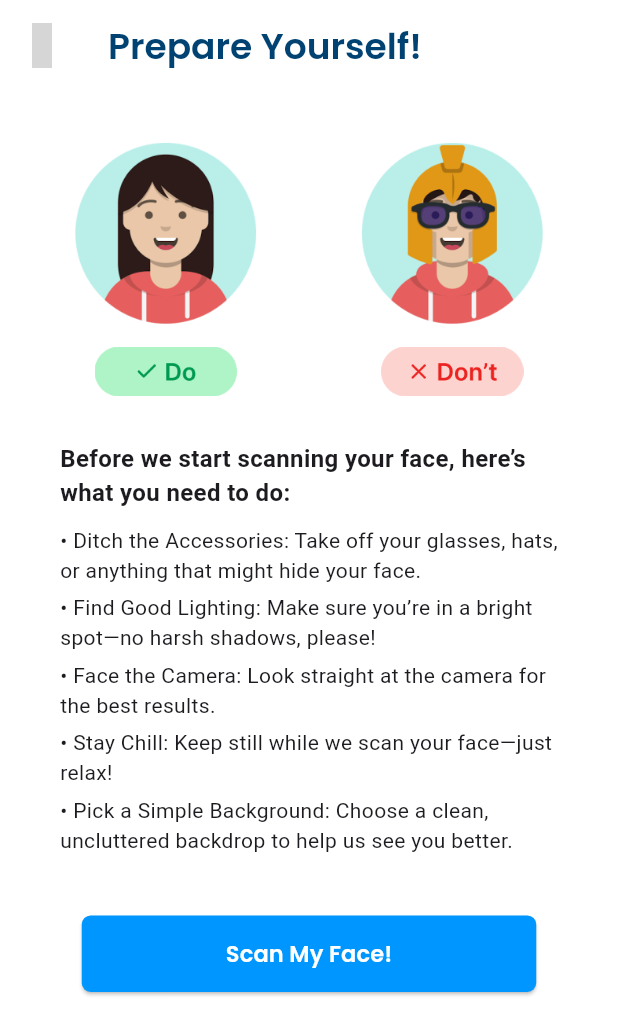
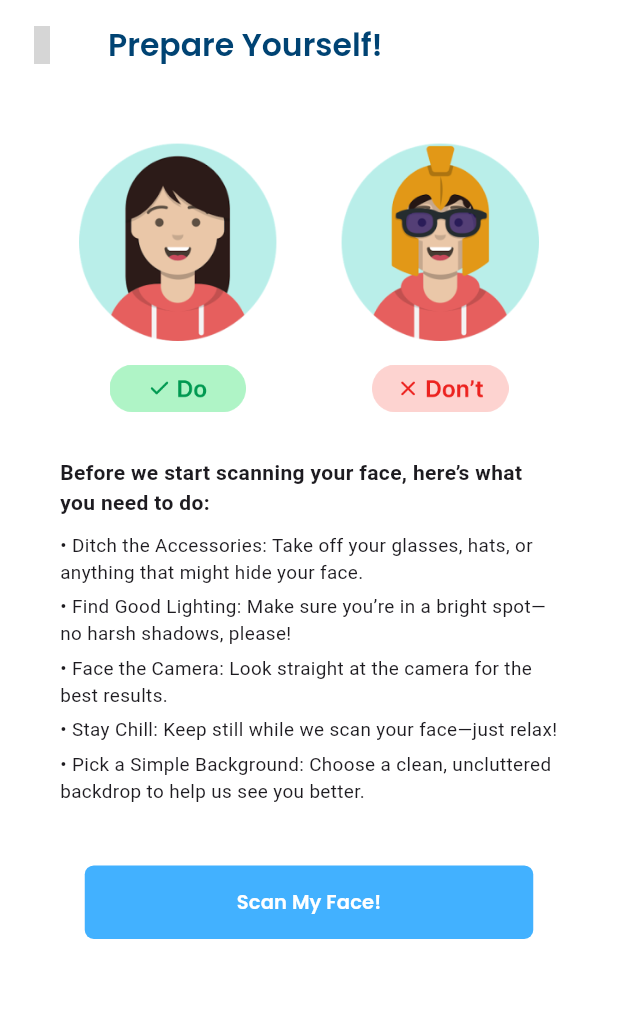
Before and after one commit to daffayudisaa/moodify_mobile, a Flutter app: the ScanPage screen opened by its route, after a tap on an icon or button, on a phone screen of 412 x 824 dp. Shown: the top 1035 px of the screen. Run offline on Flutter 3.47's test engine with Material 3 defaults, Android fonts, the phone set to English and light mode, and no system bars; our stand-ins replace bloc, camera, equatable, flutter_bloc, hugeicons, pie_chart; grey boxes are pictures that could not be loaded.

Commit message:
fix: responsive for scan family page

```diff
--- a/lib/pages/displaypicture_page.dart
+++ b/lib/pages/displaypicture_page.dart
@@ -76,22 +76,34 @@ class _DisplayPictureScreenState extends State<DisplayPictureScreen> {
 
   @override
   Widget build(BuildContext context) {
+    double screenWidth = MediaQuery.of(context).size.width;
+
+    double multiplier = screenWidth < 600
+        ? 1.0
+        : screenWidth < 1200
+            ? 1.2
+            : 1.0;
+
+    double titleFontSize = 14 * multiplier;
+    double imageSize = 30 * multiplier;
     return Scaffold(
       backgroundColor: Colors.white,
       appBar: AppBar(
-        title: const Text(
+        title: Text(
           'Display the Picture',
           style: TextStyle(
-            color: Color(0xFF004373),
-            fontWeight: FontWeight.bold,
+            fontFamily: 'Poppins',
+            fontSize: titleFontSize * 1.5,
+            color: const Color(0xFF004373),
+            fontWeight: FontWeight.w600,
           ),
         ),
         backgroundColor: Colors.white,
         leading: IconButton(
-          icon: const HugeIcon(
+          icon: HugeIcon(
             icon: HugeIcons.strokeRoundedArrowLeft02,
-            color: Color(0xFF004373),
-            size: 30,
+            color: const Color(0xFF004373),
+            size: titleFontSize * 1.8,
           ),
           onPressed: () {
             Navigator.of(context).pop();
@@ -103,6 +115,7 @@ class _DisplayPictureScreenState extends State<DisplayPictureScreen> {
         children: [
           Center(
             child: Image.file(
+              height: imageSize * 19,
               File(widget.imagePath),
               fit: BoxFit.contain,
             ),
@@ -112,12 +125,12 @@ class _DisplayPictureScreenState extends State<DisplayPictureScreen> {
           if (!_isLoading)
             TextButton(
               onPressed: _uploadImage,
-              child: const Text(
+              child: Text(
                 'Kirim',
                 style: TextStyle(
                   color: Colors.white,
                   fontWeight: FontWeight.bold,
-                  fontSize: 16,
+                  fontSize: titleFontSize * 1.2,
                 ),
               ),
               style: TextButton.styleFrom(
--- a/lib/pages/preparescan_page.dart
+++ b/lib/pages/preparescan_page.dart
@@ -1,29 +1,40 @@
 import 'package:flutter/material.dart';
 import 'package:hugeicons/hugeicons.dart';
+import 'package:moodify_mobile/widgets/buttons/button.dart';
 
 class PreparescanPage extends StatelessWidget {
   const PreparescanPage({super.key});
 
   @override
   Widget build(BuildContext context) {
+    double screenWidth = MediaQuery.of(context).size.width;
+
+    double multiplier = screenWidth < 600
+        ? 1.0
+        : screenWidth < 1200
+            ? 1.7
+            : 1.5;
+
+    double titleFontSize = 14 * multiplier;
+    double imageSize = 130 * multiplier;
     return Scaffold(
       backgroundColor: Colors.white,
       appBar: AppBar(
         toolbarHeight: 60,
         backgroundColor: Colors.white,
-        title: const Text(
+        title: Text(
           'Prepare Yourself!',
           style: TextStyle(
               fontFamily: 'Poppins',
-              fontSize: 24,
+              fontSize: titleFontSize * 1.5,
               fontWeight: FontWeight.w600,
-              color: Color(0xFF004373)),
+              color: const Color(0xFF004373)),
         ),
         leading: IconButton(
-          icon: const HugeIcon(
+          icon: HugeIcon(
             icon: HugeIcons.strokeRoundedArrowLeft02,
-            color: Color(0xFF004373),
-            size: 30,
+            color: const Color(0xFF004373),
+            size: titleFontSize * 1.8,
           ),
           onPressed: () {
             Navigator.of(context).pop();
@@ -37,32 +48,32 @@ class PreparescanPage extends StatelessWidget {
           children: [
             Container(
               padding: const EdgeInsets.symmetric(horizontal: 15, vertical: 30),
-              child: const Row(
-                mainAxisAlignment: MainAxisAlignment.spaceAround,
+              child: Row(
+                mainAxisAlignment: MainAxisAlignment.spaceEvenly,
                 children: [
                   Column(
                     children: [
                       Image(
-                        image: AssetImage('assets/images/AvatarDo.png'),
-                        width: 131,
+                        image: const AssetImage('assets/images/AvatarDo.png'),
+                        width: imageSize * 1.1,
                       ),
-                      SizedBox(height: 10),
+                      const SizedBox(height: 10),
                       Image(
-                        image: AssetImage('assets/icons/Do.png'),
-                        width: 95,
+                        image: const AssetImage('assets/icons/Do.png'),
+                        width: imageSize * 0.7,
                       ),
                     ],
                   ),
                   Column(
                     children: [
                       Image(
-                        image: AssetImage('assets/images/AvatarDont.png'),
-                        width: 131,
+                        image: const AssetImage('assets/images/AvatarDont.png'),
+                        width: imageSize * 1.1,
                       ),
-                      SizedBox(height: 10),
+                      const SizedBox(height: 10),
                       Image(
-                          image: AssetImage('assets/icons/Dont.png'),
-                          width: 95),
+                          image: const AssetImage('assets/icons/Dont.png'),
+                          width: imageSize * 0.7),
                     ],
                   )
                 ],
@@ -70,66 +81,57 @@ class PreparescanPage extends StatelessWidget {
             ),
             Container(
               padding: const EdgeInsets.symmetric(horizontal: 40),
-              child: const Column(
+              child: Column(
                 crossAxisAlignment: CrossAxisAlignment.start,
                 children: [
                   Text(
                     'Before we start scanning your face, here’s what you need to do:',
-                    style: TextStyle(fontSize: 16, fontWeight: FontWeight.bold),
+                    style: TextStyle(
+                        fontSize: titleFontSize * 1,
+                        fontWeight: FontWeight.bold),
                   ),
-                  SizedBox(height: 10), // Spasi antar teks
+                  const SizedBox(height: 10), // Spasi antar teks
                   Text(
                     '• Ditch the Accessories: Take off your glasses, hats, or anything that might hide your face.',
-                    style: TextStyle(fontSize: 14),
+                    style: TextStyle(fontSize: titleFontSize * 0.9),
                   ),
-                  SizedBox(height: 5), // Spasi antar poin
+                  const SizedBox(height: 5), // Spasi antar poin
                   Text(
                     '• Find Good Lighting: Make sure you’re in a bright spot—no harsh shadows, please!',
-                    style: TextStyle(fontSize: 14),
+                    style: TextStyle(fontSize: titleFontSize * 0.9),
                   ),
-                  SizedBox(height: 5),
+                  const SizedBox(height: 5),
                   Text(
                     '• Face the Camera: Look straight at the camera for the best results.',
-                    style: TextStyle(fontSize: 14),
+                    style: TextStyle(fontSize: titleFontSize * 0.9),
                   ),
-                  SizedBox(height: 5),
+                  const SizedBox(height: 5),
                   Text(
                     '• Stay Chill: Keep still while we scan your face—just relax!',
-                    style: TextStyle(fontSize: 14),
+                    style: TextStyle(fontSize: titleFontSize * 0.9),
                   ),
-                  SizedBox(height: 5),
+                  const SizedBox(height: 5),
                   Text(
                     '• Pick a Simple Background: Choose a clean, uncluttered backdrop to help us see you better.',
-                    style: TextStyle(fontSize: 14),
+                    style: TextStyle(fontSize: titleFontSize * 0.9),
                   ),
                 ],
               ),
             ),
             const SizedBox(height: 40),
-            ElevatedButton(
-              onPressed: () {
-                Navigator.of(context).pop();
-                Navigator.pushNamedAndRemoveUntil(
-                    context, '/scan', (Route<dynamic> route) => false);
-              },
-              style: ElevatedButton.styleFrom(
-                backgroundColor: const Color(0xFF0096FF),
-                shape: RoundedRectangleBorder(
-                  borderRadius: BorderRadius.circular(6),
-                ),
-                padding:
-                    const EdgeInsets.symmetric(horizontal: 96, vertical: 15),
+            Container(
+              width: imageSize * 2.3,
+              child: const Row(
+                children: [
+                  Expanded(
+                    child: FillButtonRoute(
+                        route: '/scan',
+                        color: Color(0xFF42B1FF),
+                        text: 'Scan My Face!'),
+                  ),
+                ],
               ),
-              child: const Text(
-                "Scan My Face!",
-                style: TextStyle(
-                  color: Colors.white,
-                  fontSize: 15,
-                  fontWeight: FontWeight.w600,
-                  fontFamily: 'Poppins',
-                ),
-              ),
-            ),
+            )
           ],
         ),
       ),
--- a/lib/pages/scan_page.dart
+++ b/lib/pages/scan_page.dart
@@ -100,6 +100,15 @@ class ScanPageState extends State<ScanPage> {
   }
 
   Widget _buildCameraPreview() {
+    double screenWidth = MediaQuery.of(context).size.width;
+
+    double multiplier = screenWidth < 600
+        ? 1.0
+        : screenWidth < 1200
+            ? 1.7
+            : 1.5;
+
+    double previewSize = 320 * multiplier;
     return FutureBuilder<void>(
       future: _initializeControllerFuture,
       builder: (context, snapshot) {
@@ -115,8 +124,8 @@ class ScanPageState extends State<ScanPage> {
             child: ClipRRect(
               borderRadius: BorderRadius.circular(20),
               child: SizedBox(
-                width: 320,
-                height: 480,
+                width: previewSize,
+                height: previewSize * 1.5,
                 child: CameraPreview(_controller!),
               ),
             ),
@@ -131,33 +140,45 @@ class ScanPageState extends State<ScanPage> {
 
   @override
   Widget build(BuildContext context) {
+    double screenWidth = MediaQuery.of(context).size.width;
+
+    double multiplier = screenWidth < 600
+        ? 1.0
+        : screenWidth < 1200
+            ? 1.7
+            : 1.5;
+
+    double titleFontSize = 14 * multiplier;
     return Scaffold(
       backgroundColor: Colors.white,
       appBar: AppBar(
-        title: const Text(
+        title: Text(
           'Take a Picture',
           style: TextStyle(
-            color: Color(0xFF004373),
-            fontWeight: FontWeight.bold,
+            fontFamily: 'Poppins',
+            fontSize: titleFontSize * 1.5,
+            color: const Color(0xFF004373),
+            fontWeight: FontWeight.w600,
           ),
         ),
         backgroundColor: Colors.white,
         actions: [
           if (cameras != null && cameras!.length > 1)
             IconButton(
-              icon: const Icon(
+              icon: Icon(
                 Icons.cameraswitch,
                 color: Color(0xFF004373),
+                size: titleFontSize * 1.7,
               ),
               onPressed:
                   _controller?.value.isInitialized == true ? _flipCamera : null,
             ),
         ],
         leading: IconButton(
-          icon: const HugeIcon(
+          icon: HugeIcon(
             icon: HugeIcons.strokeRoundedArrowLeft02,
-            color: Color(0xFF004373),
-            size: 30,
+            color: const Color(0xFF004373),
+            size: titleFontSize * 1.8,
           ),
           onPressed: () {
             Navigator.of(context).pop();
```
